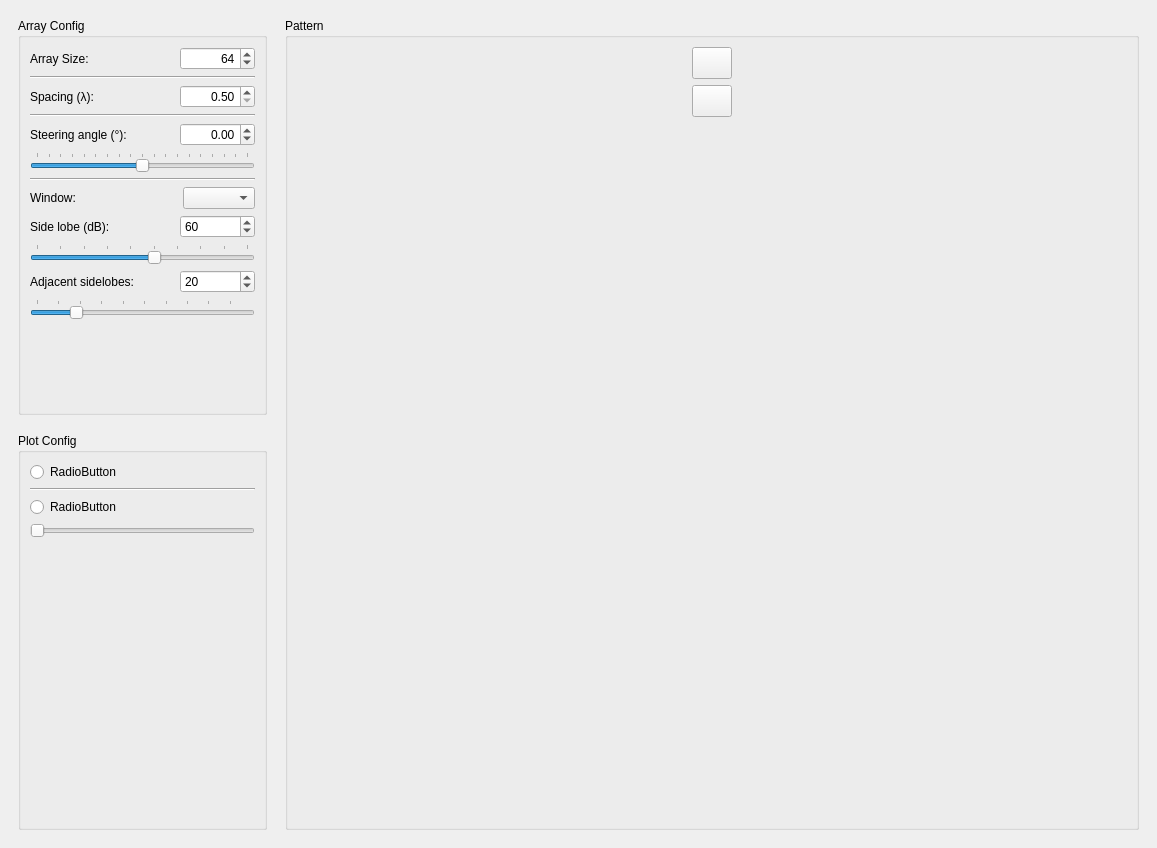
Before: the Qt Designer form ui_array_analysis.ui in rookiepeng/antenna-array-analysis, drawn with Qt 5.
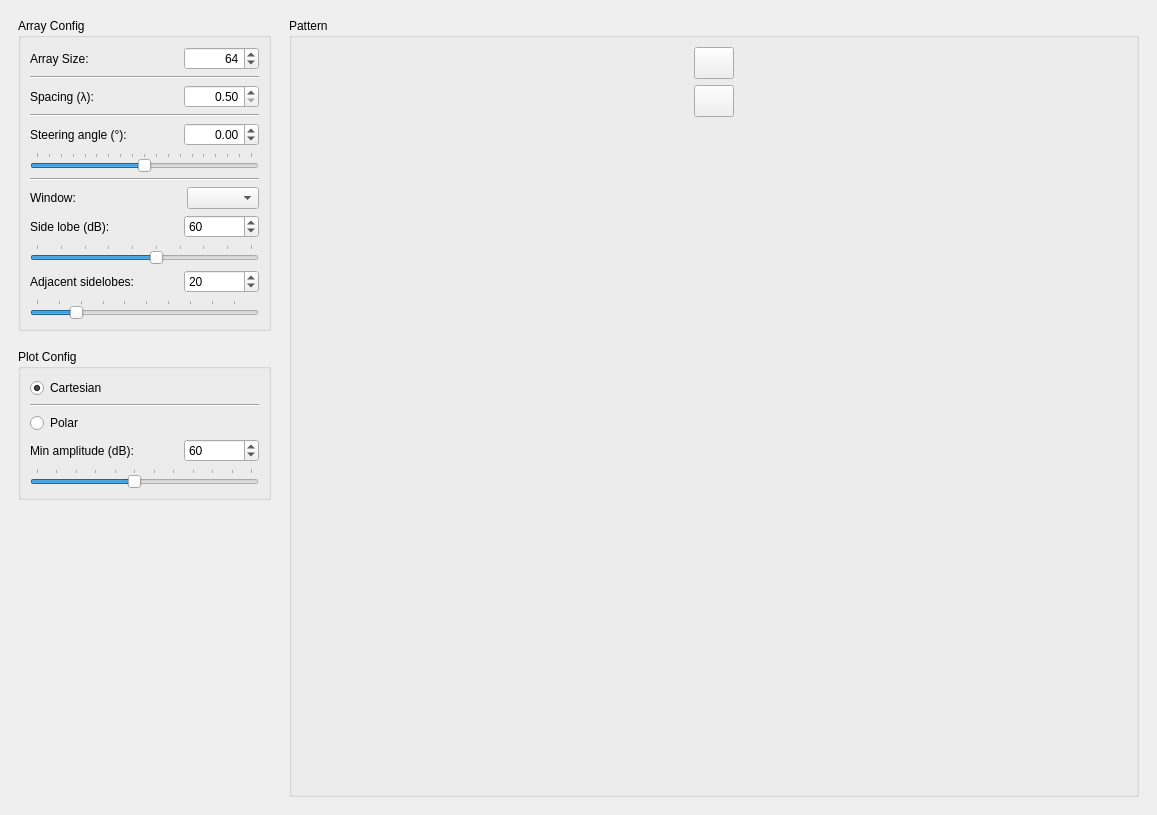
After: the same form once the commit is applied. Icons and pictures are not drawn.

Commit message: working on polar plot

```diff
--- a/ui_array_analysis.ui
+++ b/ui_array_analysis.ui
@@ -7,7 +7,7 @@
     <x>0</x>
     <y>0</y>
     <width>1157</width>
-    <height>848</height>
+    <height>815</height>
    </rect>
   </property>
   <property name="windowTitle">
@@ -39,24 +39,15 @@
      <layout class="QVBoxLayout" name="verticalLayout_3">
       <item>
        <widget class="QGroupBox" name="groupBox">
+        <property name="enabled">
+         <bool>true</bool>
+        </property>
         <property name="sizePolicy">
          <sizepolicy hsizetype="Preferred" vsizetype="Preferred">
           <horstretch>1</horstretch>
           <verstretch>0</verstretch>
          </sizepolicy>
         </property>
-        <property name="minimumSize">
-         <size>
-          <width>0</width>
-          <height>0</height>
-         </size>
-        </property>
-        <property name="sizeIncrement">
-         <size>
-          <width>0</width>
-          <height>0</height>
-         </size>
-        </property>
         <property name="title">
          <string>Array Config</string>
         </property>
@@ -301,7 +292,7 @@
              <property name="sizeHint" stdset="0">
               <size>
                <width>40</width>
-               <height>20</height>
+               <height>0</height>
               </size>
              </property>
             </spacer>
@@ -369,7 +360,7 @@
              <property name="sizeHint" stdset="0">
               <size>
                <width>40</width>
-               <height>20</height>
+               <height>0</height>
               </size>
              </property>
             </spacer>
@@ -414,19 +405,6 @@
            </property>
           </widget>
          </item>
-         <item>
-          <spacer name="verticalSpacer">
-           <property name="orientation">
-            <enum>Qt::Vertical</enum>
-           </property>
-           <property name="sizeHint" stdset="0">
-            <size>
-             <width>20</width>
-             <height>40</height>
-            </size>
-           </property>
-          </spacer>
-         </item>
         </layout>
        </widget>
       </item>
@@ -448,7 +426,10 @@
          <item>
           <widget class="QRadioButton" name="radioButton">
            <property name="text">
-            <string>RadioButton</string>
+            <string>Cartesian</string>
+           </property>
+           <property name="checked">
+            <bool>true</bool>
            </property>
           </widget>
          </item>
@@ -462,33 +443,91 @@
          <item>
           <widget class="QRadioButton" name="radioButton_2">
            <property name="text">
-            <string>RadioButton</string>
+            <string>Polar</string>
            </property>
           </widget>
          </item>
          <item>
-          <widget class="QSlider" name="horizontalSlider">
+          <layout class="QHBoxLayout" name="horizontalLayout_5">
+           <item>
+            <widget class="QLabel" name="label_polarMinAmp">
+             <property name="frameShape">
+              <enum>QFrame::NoFrame</enum>
+             </property>
+             <property name="text">
+              <string>Min amplitude (dB): </string>
+             </property>
+            </widget>
+           </item>
+           <item>
+            <spacer name="horizontalSpacer_4">
+             <property name="orientation">
+              <enum>Qt::Horizontal</enum>
+             </property>
+             <property name="sizeHint" stdset="0">
+              <size>
+               <width>40</width>
+               <height>0</height>
+              </size>
+             </property>
+            </spacer>
+           </item>
+           <item>
+            <widget class="QSpinBox" name="spinBox_polarMinAmp">
+             <property name="minimumSize">
+              <size>
+               <width>75</width>
+               <height>0</height>
+              </size>
+             </property>
+             <property name="minimum">
+              <number>10</number>
+             </property>
+             <property name="maximum">
+              <number>120</number>
+             </property>
+             <property name="value">
+              <number>60</number>
+             </property>
+            </widget>
+           </item>
+          </layout>
+         </item>
+         <item>
+          <widget class="QSlider" name="horizontalSlider_polarMinAmp">
+           <property name="minimum">
+            <number>10</number>
+           </property>
+           <property name="maximum">
+            <number>120</number>
+           </property>
+           <property name="value">
+            <number>60</number>
+           </property>
            <property name="orientation">
             <enum>Qt::Horizontal</enum>
            </property>
+           <property name="tickPosition">
+            <enum>QSlider::TicksAbove</enum>
+           </property>
           </widget>
          </item>
-         <item>
-          <spacer name="verticalSpacer_3">
-           <property name="orientation">
-            <enum>Qt::Vertical</enum>
-           </property>
-           <property name="sizeHint" stdset="0">
-            <size>
-             <width>20</width>
-             <height>34</height>
-            </size>
-           </property>
-          </spacer>
-         </item>
         </layout>
        </widget>
       </item>
+      <item>
+       <spacer name="verticalSpacer">
+        <property name="orientation">
+         <enum>Qt::Vertical</enum>
+        </property>
+        <property name="sizeHint" stdset="0">
+         <size>
+          <width>20</width>
+          <height>40</height>
+         </size>
+        </property>
+       </spacer>
+      </item>
      </layout>
     </item>
     <item>
@@ -567,7 +606,7 @@
            </property>
            <property name="sizeHint" stdset="0">
             <size>
-             <width>20</width>
+             <width>0</width>
              <height>40</height>
             </size>
            </property>
```
Left out of the diff: 8 changed lines with no effect on the pictures. The commit also changes 1 other file.
